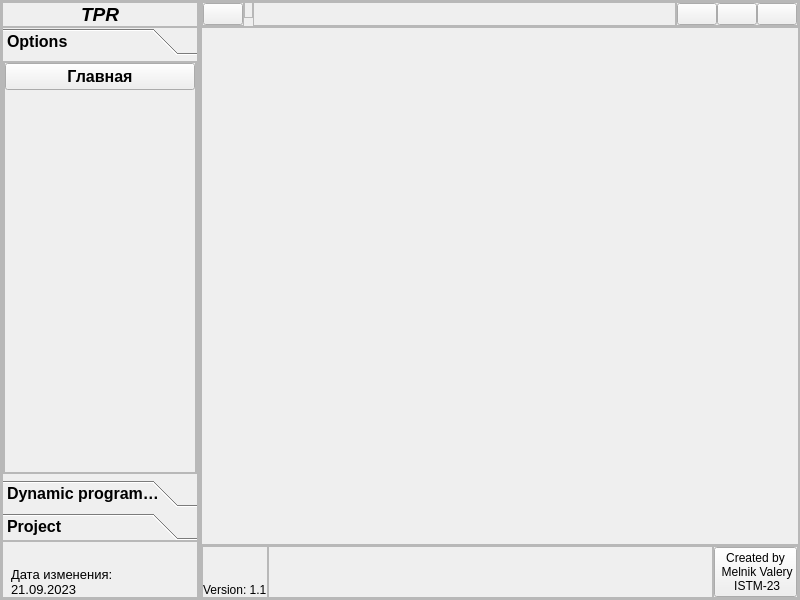
First picture: the form in mainwindow.ui, repository Shasdor/TPR_task, before the edit.
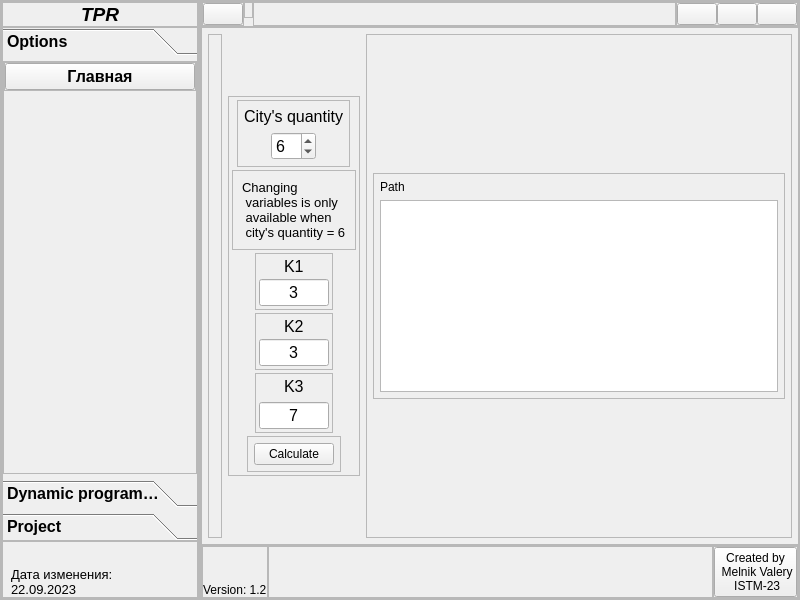
Second picture: the form after the edit. The open tabs and pages were chosen to show the change. Icons and pictures are not drawn.

```diff
--- a/mainwindow.ui
+++ b/mainwindow.ui
@@ -267,7 +267,7 @@
                     <property name="bottomMargin">
                      <number>0</number>
                     </property>
-                    <item>
+                    <item alignment="Qt::AlignTop">
                      <widget class="QFrame" name="frame_13">
                       <property name="frameShape">
                        <enum>QFrame::StyledPanel</enum>
@@ -719,7 +719,7 @@
                </property>
                <property name="text">
                 <string>Дата изменения:
-21.09.2023</string>
+22.09.2023</string>
                </property>
               </widget>
              </item>
@@ -1017,30 +1017,641 @@
           </property>
           <item>
            <widget class="QFrame" name="TSP_frame">
+            <property name="sizePolicy">
+             <sizepolicy hsizetype="Expanding" vsizetype="Preferred">
+              <horstretch>0</horstretch>
+              <verstretch>0</verstretch>
+             </sizepolicy>
+            </property>
             <property name="frameShape">
              <enum>QFrame::StyledPanel</enum>
             </property>
             <property name="frameShadow">
              <enum>QFrame::Raised</enum>
             </property>
-            <layout class="QVBoxLayout" name="verticalLayout_23">
+            <layout class="QHBoxLayout" name="horizontalLayout">
              <property name="spacing">
-              <number>0</number>
+              <number>6</number>
              </property>
              <property name="leftMargin">
-              <number>0</number>
+              <number>6</number>
              </property>
              <property name="topMargin">
-              <number>0</number>
+              <number>6</number>
              </property>
              <property name="rightMargin">
-              <number>0</number>
+              <number>6</number>
              </property>
              <property name="bottomMargin">
-              <number>0</number>
+              <number>6</number>
              </property>
+             <item alignment="Qt::AlignLeft">
+              <widget class="QFrame" name="frame_27">
+               <property name="sizePolicy">
+                <sizepolicy hsizetype="Expanding" vsizetype="Preferred">
+                 <horstretch>0</horstretch>
+                 <verstretch>0</verstretch>
+                </sizepolicy>
+               </property>
+               <property name="frameShape">
+                <enum>QFrame::StyledPanel</enum>
+               </property>
+               <property name="frameShadow">
+                <enum>QFrame::Raised</enum>
+               </property>
+               <layout class="QVBoxLayout" name="verticalLayout_31">
+                <property name="spacing">
+                 <number>3</number>
+                </property>
+                <property name="leftMargin">
+                 <number>3</number>
+                </property>
+                <property name="topMargin">
+                 <number>3</number>
+                </property>
+                <property name="rightMargin">
+                 <number>3</number>
+                </property>
+                <property name="bottomMargin">
+                 <number>3</number>
+                </property>
+                <item>
+                 <layout class="QGridLayout" name="distan_matrix" columnstretch="0">
+                  <property name="sizeConstraint">
+                   <enum>QLayout::SetDefaultConstraint</enum>
+                  </property>
+                  <property name="leftMargin">
+                   <number>3</number>
+                  </property>
+                  <property name="topMargin">
+                   <number>3</number>
+                  </property>
+                  <property name="rightMargin">
+                   <number>3</number>
+                  </property>
+                  <property name="bottomMargin">
+                   <number>3</number>
+                  </property>
+                  <property name="spacing">
+                   <number>3</number>
+                  </property>
+                 </layout>
+                </item>
+               </layout>
+              </widget>
+             </item>
+             <item alignment="Qt::AlignHCenter|Qt::AlignVCenter">
+              <widget class="QFrame" name="frame_7">
+               <property name="sizePolicy">
+                <sizepolicy hsizetype="Maximum" vsizetype="Preferred">
+                 <horstretch>0</horstretch>
+                 <verstretch>0</verstretch>
+                </sizepolicy>
+               </property>
+               <property name="frameShape">
+                <enum>QFrame::StyledPanel</enum>
+               </property>
+               <property name="frameShadow">
+                <enum>QFrame::Raised</enum>
+               </property>
+               <layout class="QVBoxLayout" name="verticalLayout_24">
+                <property name="spacing">
+                 <number>3</number>
+                </property>
+                <property name="leftMargin">
+                 <number>3</number>
+                </property>
+                <property name="topMargin">
+                 <number>3</number>
+                </property>
+                <property name="rightMargin">
+                 <number>3</number>
+                </property>
+                <property name="bottomMargin">
+                 <number>3</number>
+                </property>
+                <item alignment="Qt::AlignHCenter|Qt::AlignTop">
+                 <widget class="QFrame" name="frame_24">
+                  <property name="sizePolicy">
+                   <sizepolicy hsizetype="Preferred" vsizetype="Preferred">
+                    <horstretch>0</horstretch>
+                    <verstretch>0</verstretch>
+                   </sizepolicy>
+                  </property>
+                  <property name="frameShape">
+                   <enum>QFrame::StyledPanel</enum>
+                  </property>
+                  <property name="frameShadow">
+                   <enum>QFrame::Raised</enum>
+                  </property>
+                  <layout class="QVBoxLayout" name="verticalLayout_26">
+                   <property name="spacing">
+                    <number>6</number>
+                   </property>
+                   <property name="leftMargin">
+                    <number>6</number>
+                   </property>
+                   <property name="topMargin">
+                    <number>6</number>
+                   </property>
+                   <property name="rightMargin">
+                    <number>6</number>
+                   </property>
+                   <property name="bottomMargin">
+                    <number>6</number>
+                   </property>
+                   <item alignment="Qt::AlignHCenter|Qt::AlignTop">
+                    <widget class="QLabel" name="label_8">
+                     <property name="sizePolicy">
+                      <sizepolicy hsizetype="Preferred" vsizetype="Preferred">
+                       <horstretch>0</horstretch>
+                       <verstretch>0</verstretch>
+                      </sizepolicy>
+                     </property>
+                     <property name="font">
+                      <font>
+                       <pointsize>12</pointsize>
+                      </font>
+                     </property>
+                     <property name="text">
+                      <string>City's quantity</string>
+                     </property>
+                    </widget>
+                   </item>
+                   <item alignment="Qt::AlignHCenter|Qt::AlignTop">
+                    <widget class="QSpinBox" name="tsp_city">
+                     <property name="sizePolicy">
+                      <sizepolicy hsizetype="Maximum" vsizetype="Preferred">
+                       <horstretch>0</horstretch>
+                       <verstretch>0</verstretch>
+                      </sizepolicy>
+                     </property>
+                     <property name="font">
+                      <font>
+                       <pointsize>12</pointsize>
+                      </font>
+                     </property>
+                     <property name="minimum">
+                      <number>3</number>
+                     </property>
+                     <property name="maximum">
+                      <number>11</number>
+                     </property>
+                     <property name="value">
+                      <number>6</number>
+                     </property>
+                    </widget>
+                   </item>
+                  </layout>
+                 </widget>
+                </item>
+                <item>
+                 <widget class="QFrame" name="frame_31">
+                  <property name="frameShape">
+                   <enum>QFrame::StyledPanel</enum>
+                  </property>
+                  <property name="frameShadow">
+                   <enum>QFrame::Raised</enum>
+                  </property>
+                  <layout class="QVBoxLayout" name="verticalLayout_32">
+                   <item>
+                    <widget class="QLabel" name="label_10">
+                     <property name="font">
+                      <font>
+                       <pointsize>10</pointsize>
+                      </font>
+                     </property>
+                     <property name="text">
+                      <string>Changing
+ variables is only
+ available when
+ city's quantity = 6</string>
+                     </property>
+                    </widget>
+                   </item>
+                  </layout>
+                 </widget>
+                </item>
+                <item alignment="Qt::AlignHCenter">
+                 <widget class="QFrame" name="frame_23">
+                  <property name="sizePolicy">
+                   <sizepolicy hsizetype="Maximum" vsizetype="Preferred">
+                    <horstretch>0</horstretch>
+                    <verstretch>0</verstretch>
+                   </sizepolicy>
+                  </property>
+                  <property name="frameShape">
+                   <enum>QFrame::StyledPanel</enum>
+                  </property>
+                  <property name="frameShadow">
+                   <enum>QFrame::Raised</enum>
+                  </property>
+                  <layout class="QVBoxLayout" name="verticalLayout_25">
+                   <property name="spacing">
+                    <number>3</number>
+                   </property>
+                   <property name="leftMargin">
+                    <number>3</number>
+                   </property>
+                   <property name="topMargin">
+                    <number>3</number>
+                   </property>
+                   <property name="rightMargin">
+                    <number>3</number>
+                   </property>
+                   <property name="bottomMargin">
+                    <number>3</number>
+                   </property>
+                   <item alignment="Qt::AlignHCenter|Qt::AlignTop">
+                    <widget class="QLabel" name="label_2">
+                     <property name="sizePolicy">
+                      <sizepolicy hsizetype="Preferred" vsizetype="Preferred">
+                       <horstretch>0</horstretch>
+                       <verstretch>0</verstretch>
+                      </sizepolicy>
+                     </property>
+                     <property name="font">
+                      <font>
+                       <pointsize>12</pointsize>
+                      </font>
+                     </property>
+                     <property name="text">
+                      <string>K1</string>
+                     </property>
+                    </widget>
+                   </item>
+                   <item>
+                    <widget class="QLineEdit" name="k1_tsp">
+                     <property name="sizePolicy">
+                      <sizepolicy hsizetype="Maximum" vsizetype="Preferred">
+                       <horstretch>0</horstretch>
+                       <verstretch>0</verstretch>
+                      </sizepolicy>
+                     </property>
+                     <property name="maximumSize">
+                      <size>
+                       <width>70</width>
+                       <height>16777215</height>
+                      </size>
+                     </property>
+                     <property name="font">
+                      <font>
+                       <pointsize>12</pointsize>
+                      </font>
+                     </property>
+                     <property name="tabletTracking">
+                      <bool>false</bool>
+                     </property>
+                     <property name="autoFillBackground">
+                      <bool>false</bool>
+                     </property>
+                     <property name="inputMask">
+                      <string/>
+                     </property>
+                     <property name="text">
+                      <string>3</string>
+                     </property>
+                     <property name="maxLength">
+                      <number>5</number>
+                     </property>
+                     <property name="alignment">
+                      <set>Qt::AlignCenter</set>
+                     </property>
+                     <property name="placeholderText">
+                      <string/>
+                     </property>
+                    </widget>
+                   </item>
+                  </layout>
+                 </widget>
+                </item>
+                <item alignment="Qt::AlignHCenter">
+                 <widget class="QFrame" name="frame_26">
+                  <property name="sizePolicy">
+                   <sizepolicy hsizetype="Preferred" vsizetype="Preferred">
+                    <horstretch>0</horstretch>
+                    <verstretch>0</verstretch>
+                   </sizepolicy>
+                  </property>
+                  <property name="maximumSize">
+                   <size>
+                    <width>16777215</width>
+                    <height>16777215</height>
+                   </size>
+                  </property>
+                  <property name="font">
+                   <font>
+                    <pointsize>12</pointsize>
+                   </font>
+                  </property>
+                  <property name="frameShape">
+                   <enum>QFrame::StyledPanel</enum>
+                  </property>
+                  <property name="frameShadow">
+                   <enum>QFrame::Raised</enum>
+                  </property>
+                  <layout class="QVBoxLayout" name="verticalLayout_28">
+                   <property name="spacing">
+                    <number>3</number>
+                   </property>
+                   <property name="leftMargin">
+                    <number>3</number>
+                   </property>
+                   <property name="topMargin">
+                    <number>3</number>
+                   </property>
+                   <property name="rightMargin">
+                    <number>3</number>
+                   </property>
+                   <property name="bottomMargin">
+                    <number>3</number>
+                   </property>
+                   <item alignment="Qt::AlignHCenter|Qt::AlignTop">
+                    <widget class="QLabel" name="label_6">
+                     <property name="sizePolicy">
+                      <sizepolicy hsizetype="Preferred" vsizetype="Preferred">
+                       <horstretch>0</horstretch>
+                       <verstretch>0</verstretch>
+                      </sizepolicy>
+                     </property>
+                     <property name="font">
+                      <font>
+                       <pointsize>12</pointsize>
+                      </font>
+                     </property>
+                     <property name="text">
+                      <string>K2</string>
+                     </property>
+                    </widget>
+                   </item>
+                   <item>
+                    <widget class="QLineEdit" name="k2_tsp">
+                     <property name="sizePolicy">
+                      <sizepolicy hsizetype="Maximum" vsizetype="Preferred">
+                       <horstretch>0</horstretch>
+                       <verstretch>0</verstretch>
+                      </sizepolicy>
+                     </property>
+                     <property name="maximumSize">
+                      <size>
+                       <width>70</width>
+                       <height>16777215</height>
+                      </size>
+                     </property>
+                     <property name="font">
+                      <font>
+                       <pointsize>12</pointsize>
+                      </font>
+                     </property>
+                     <property name="autoFillBackground">
+                      <bool>false</bool>
+                     </property>
+                     <property name="inputMask">
+                      <string/>
+                     </property>
+                     <property name="text">
+                      <string>3</string>
+                     </property>
+                     <property name="maxLength">
+                      <number>5</number>
+                     </property>
+                     <property name="alignment">
+                      <set>Qt::AlignCenter</set>
+                     </property>
+                     <property name="placeholderText">
+                      <string/>
+                     </property>
+                    </widget>
+                   </item>
+                  </layout>
+                 </widget>
+                </item>
+                <item alignment="Qt::AlignHCenter">
+                 <widget class="QFrame" name="frame_25">
+                  <property name="sizePolicy">
+                   <sizepolicy hsizetype="Preferred" vsizetype="Preferred">
+                    <horstretch>0</horstretch>
+                    <verstretch>0</verstretch>
+                   </sizepolicy>
+                  </property>
+                  <property name="font">
+                   <font>
+                    <pointsize>12</pointsize>
+                   </font>
+                  </property>
+                  <property name="frameShape">
+                   <enum>QFrame::StyledPanel</enum>
+                  </property>
+                  <property name="frameShadow">
+                   <enum>QFrame::Raised</enum>
+                  </property>
+                  <layout class="QVBoxLayout" name="verticalLayout_27">
+                   <property name="spacing">
+                    <number>6</number>
+                   </property>
+                   <property name="leftMargin">
+                    <number>3</number>
+                   </property>
+                   <property name="topMargin">
+                    <number>3</number>
+                   </property>
+                   <property name="rightMargin">
+                    <number>3</number>
+                   </property>
+                   <property name="bottomMargin">
+                    <number>3</number>
+                   </property>
+                   <item alignment="Qt::AlignHCenter|Qt::AlignTop">
+                    <widget class="QLabel" name="label_7">
+                     <property name="sizePolicy">
+                      <sizepolicy hsizetype="Preferred" vsizetype="Preferred">
+                       <horstretch>0</horstretch>
+                       <verstretch>0</verstretch>
+                      </sizepolicy>
+                     </property>
+                     <property name="font">
+                      <font>
+                       <pointsize>12</pointsize>
+                      </font>
+                     </property>
+                     <property name="text">
+                      <string>K3</string>
+                     </property>
+                    </widget>
+                   </item>
+                   <item alignment="Qt::AlignHCenter|Qt::AlignTop">
+                    <widget class="QLineEdit" name="k3_tsp">
+                     <property name="sizePolicy">
+                      <sizepolicy hsizetype="Maximum" vsizetype="Preferred">
+                       <horstretch>0</horstretch>
+                       <verstretch>0</verstretch>
+                      </sizepolicy>
+                     </property>
+                     <property name="maximumSize">
+                      <size>
+                       <width>70</width>
+                       <height>16777215</height>
+                      </size>
+                     </property>
+                     <property name="font">
+                      <font>
+                       <pointsize>12</pointsize>
+                      </font>
+                     </property>
+                     <property name="autoFillBackground">
+                      <bool>false</bool>
+                     </property>
+                     <property name="text">
+                      <string>7</string>
+                     </property>
+                     <property name="maxLength">
+                      <number>5</number>
+                     </property>
+                     <property name="cursorPosition">
+                      <number>0</number>
+                     </property>
+                     <property name="alignment">
+                      <set>Qt::AlignCenter</set>
+                     </property>
+                     <property name="dragEnabled">
+                      <bool>false</bool>
+                     </property>
+                     <property name="placeholderText">
+                      <string/>
+                     </property>
+                    </widget>
+                   </item>
+                  </layout>
+                 </widget>
+                </item>
+                <item alignment="Qt::AlignHCenter|Qt::AlignTop">
+                 <widget class="QFrame" name="frame_29">
+                  <property name="frameShape">
+                   <enum>QFrame::StyledPanel</enum>
+                  </property>
+                  <property name="frameShadow">
+                   <enum>QFrame::Raised</enum>
+                  </property>
+                  <layout class="QVBoxLayout" name="verticalLayout_23">
+                   <property name="leftMargin">
+                    <number>6</number>
+                   </property>
+                   <property name="topMargin">
+                    <number>6</number>
+                   </property>
+                   <property name="rightMargin">
+                    <number>6</number>
+                   </property>
+                   <property name="bottomMargin">
+                    <number>6</number>
+                   </property>
+                   <item alignment="Qt::AlignLeft|Qt::AlignTop">
+                    <widget class="QPushButton" name="TSP_calculate_button">
+                     <property name="sizePolicy">
+                      <sizepolicy hsizetype="Minimum" vsizetype="Maximum">
+                       <horstretch>0</horstretch>
+                       <verstretch>0</verstretch>
+                      </sizepolicy>
+                     </property>
+                     <property name="text">
+                      <string>Calculate</string>
+                     </property>
+                    </widget>
+                   </item>
+                  </layout>
+                 </widget>
+                </item>
+               </layout>
+              </widget>
+             </item>
              <item>
-              <layout class="QGridLayout" name="distan_matrix"/>
+              <widget class="QFrame" name="frame_28">
+               <property name="sizePolicy">
+                <sizepolicy hsizetype="Expanding" vsizetype="Preferred">
+                 <horstretch>0</horstretch>
+                 <verstretch>0</verstretch>
+                </sizepolicy>
+               </property>
+               <property name="minimumSize">
+                <size>
+                 <width>300</width>
+                 <height>0</height>
+                </size>
+               </property>
+               <property name="frameShape">
+                <enum>QFrame::StyledPanel</enum>
+               </property>
+               <property name="frameShadow">
+                <enum>QFrame::Raised</enum>
+               </property>
+               <layout class="QVBoxLayout" name="verticalLayout_29" stretch="0">
+                <property name="leftMargin">
+                 <number>6</number>
+                </property>
+                <property name="topMargin">
+                 <number>6</number>
+                </property>
+                <property name="rightMargin">
+                 <number>6</number>
+                </property>
+                <property name="bottomMargin">
+                 <number>6</number>
+                </property>
+                <item alignment="Qt::AlignVCenter">
+                 <widget class="QFrame" name="frame_30">
+                  <property name="sizePolicy">
+                   <sizepolicy hsizetype="Expanding" vsizetype="Maximum">
+                    <horstretch>0</horstretch>
+                    <verstretch>0</verstretch>
+                   </sizepolicy>
+                  </property>
+                  <property name="frameShape">
+                   <enum>QFrame::StyledPanel</enum>
+                  </property>
+                  <property name="frameShadow">
+                   <enum>QFrame::Raised</enum>
+                  </property>
+                  <layout class="QVBoxLayout" name="verticalLayout_30">
+                   <property name="leftMargin">
+                    <number>6</number>
+                   </property>
+                   <property name="topMargin">
+                    <number>6</number>
+                   </property>
+                   <property name="rightMargin">
+                    <number>6</number>
+                   </property>
+                   <property name="bottomMargin">
+                    <number>6</number>
+                   </property>
+                   <item alignment="Qt::AlignLeft|Qt::AlignTop">
+                    <widget class="QLabel" name="label_9">
+                     <property name="sizePolicy">
+                      <sizepolicy hsizetype="Maximum" vsizetype="Maximum">
+                       <horstretch>0</horstretch>
+                       <verstretch>0</verstretch>
+                      </sizepolicy>
+                     </property>
+                     <property name="text">
+                      <string>Path</string>
+                     </property>
+                    </widget>
+                   </item>
+                   <item>
+                    <widget class="QTextEdit" name="path_text">
+                     <property name="sizePolicy">
+                      <sizepolicy hsizetype="Expanding" vsizetype="Maximum">
+                       <horstretch>0</horstretch>
+                       <verstretch>0</verstretch>
+                      </sizepolicy>
+                     </property>
+                    </widget>
+                   </item>
+                  </layout>
+                 </widget>
+                </item>
+               </layout>
+              </widget>
              </item>
             </layout>
            </widget>
@@ -1105,7 +1716,7 @@
              <item alignment="Qt::AlignBottom">
               <widget class="QLabel" name="label">
                <property name="text">
-                <string>Version: 1.1</string>
+                <string>Version: 1.2</string>
                </property>
               </widget>
              </item>
```
Left out of the diff: 4 changed lines with no effect on the pictures.
